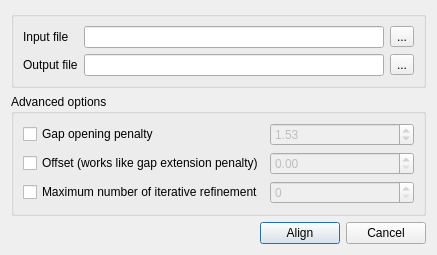
Old version of the form src/plugins/external_tool_support/src/ui/MAFFTSupportRunDialog.ui in the repository violethaze74/ugene.
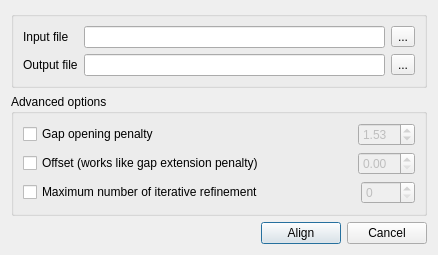
New version of the form.

Patch:
```diff
--- a/src/plugins/external_tool_support/src/ui/MAFFTSupportRunDialog.ui
+++ b/src/plugins/external_tool_support/src/ui/MAFFTSupportRunDialog.ui
@@ -6,24 +6,79 @@
    <rect>
     <x>0</x>
     <y>0</y>
-    <width>437</width>
-    <height>232</height>
+    <width>438</width>
+    <height>238</height>
    </rect>
   </property>
+  <property name="minimumSize">
+   <size>
+    <width>438</width>
+    <height>0</height>
+   </size>
+  </property>
   <property name="windowTitle">
    <string>Align with MAFFT</string>
   </property>
+  <layout class="QVBoxLayout" name="verticalLayout_2">
+   <item>
   <layout class="QVBoxLayout" name="verticalLayout">
    <item>
-    <layout class="QGridLayout" name="gridLayout_4">
+      <widget class="QGroupBox" name="inputGroupBox">
+       <property name="title">
+        <string/>
+       </property>
+       <layout class="QGridLayout" name="gridLayout_2">
+        <item row="0" column="0">
+         <layout class="QGridLayout" name="gridLayout">
+          <item row="0" column="0">
+           <widget class="QLabel" name="label">
+            <property name="text">
+             <string>Input file</string>
+            </property>
+           </widget>
+          </item>
+          <item row="0" column="1">
+           <widget class="QLineEdit" name="inputFileLineEdit"/>
+          </item>
+          <item row="0" column="2">
+           <widget class="QToolButton" name="inputFilePathButton">
+            <property name="text">
+             <string>...</string>
+            </property>
+           </widget>
+          </item>
      <item row="1" column="0">
+           <widget class="QLabel" name="label_2">
+            <property name="text">
+             <string>Output file</string>
+            </property>
+           </widget>
+          </item>
+          <item row="1" column="1">
+           <widget class="QLineEdit" name="outputFileLineEdit"/>
+          </item>
+          <item row="1" column="2">
+           <widget class="QToolButton" name="outputFilePathButton">
+            <property name="text">
+             <string>...</string>
+            </property>
+           </widget>
+          </item>
+         </layout>
+        </item>
+       </layout>
+      </widget>
+     </item>
+     <item>
       <widget class="QGroupBox" name="groupBox">
        <property name="title">
         <string>Advanced options</string>
        </property>
-       <layout class="QVBoxLayout" name="verticalLayout_2">
-        <item>
-         <layout class="QGridLayout" name="gridLayout">
+       <layout class="QGridLayout" name="gridLayout_7">
+        <item row="0" column="0">
+         <layout class="QGridLayout" name="gridLayout_6">
+          <item row="0" column="0">
+           <layout class="QGridLayout" name="gridLayout_3">
           <item row="0" column="0">
            <widget class="QCheckBox" name="gapOpenCheckBox">
             <property name="text">
@@ -32,6 +87,19 @@
            </widget>
           </item>
           <item row="0" column="1">
+             <spacer name="horizontalSpacer_2">
+              <property name="orientation">
+               <enum>Qt::Horizontal</enum>
+              </property>
+              <property name="sizeHint" stdset="0">
+               <size>
+                <width>40</width>
+                <height>20</height>
+               </size>
+              </property>
+             </spacer>
+            </item>
+            <item row="0" column="2">
            <widget class="QDoubleSpinBox" name="gapOpenSpinBox">
             <property name="enabled">
              <bool>false</bool>
@@ -47,14 +115,31 @@
             </property>
            </widget>
           </item>
+           </layout>
+          </item>
           <item row="1" column="0">
+           <layout class="QGridLayout" name="gridLayout_4">
+            <item row="0" column="0">
            <widget class="QCheckBox" name="gapExtCheckBox">
             <property name="text">
              <string>Offset (works like gap extension penalty)</string>
             </property>
            </widget>
           </item>
-          <item row="1" column="1">
+            <item row="0" column="1">
+             <spacer name="horizontalSpacer_3">
+              <property name="orientation">
+               <enum>Qt::Horizontal</enum>
+              </property>
+              <property name="sizeHint" stdset="0">
+               <size>
+                <width>40</width>
+                <height>20</height>
+               </size>
+              </property>
+             </spacer>
+            </item>
+            <item row="0" column="2">
            <widget class="QDoubleSpinBox" name="gapExtSpinBox">
             <property name="enabled">
              <bool>false</bool>
@@ -67,18 +152,47 @@
             </property>
            </widget>
           </item>
+           </layout>
+          </item>
           <item row="2" column="0">
+           <layout class="QGridLayout" name="gridLayout_5">
+            <item row="0" column="0">
            <widget class="QCheckBox" name="maxNumberIterRefinementCheckBox">
             <property name="text">
              <string>Maximum number of iterative refinement</string>
             </property>
            </widget>
           </item>
-          <item row="2" column="1">
+            <item row="0" column="1">
+             <spacer name="horizontalSpacer_4">
+              <property name="orientation">
+               <enum>Qt::Horizontal</enum>
+              </property>
+              <property name="sizeHint" stdset="0">
+               <size>
+                <width>40</width>
+                <height>20</height>
+               </size>
+              </property>
+             </spacer>
+            </item>
+            <item row="0" column="2">
            <widget class="QSpinBox" name="maxNumberIterRefinementSpinBox">
             <property name="enabled">
              <bool>false</bool>
             </property>
+              <property name="sizePolicy">
+               <sizepolicy hsizetype="Minimum" vsizetype="Fixed">
+                <horstretch>0</horstretch>
+                <verstretch>0</verstretch>
+               </sizepolicy>
+              </property>
+              <property name="minimumSize">
+               <size>
+                <width>49</width>
+                <height>0</height>
+               </size>
+              </property>
             <property name="maximum">
              <number>1000</number>
             </property>
@@ -87,11 +201,13 @@
          </layout>
         </item>
        </layout>
+        </item>
+       </layout>
       </widget>
      </item>
-     <item row="2" column="0">
-      <layout class="QHBoxLayout" name="horizontalLayout">
        <item>
+      <layout class="QGridLayout" name="gridLayout_8">
+       <item row="0" column="0">
         <spacer name="horizontalSpacer">
          <property name="orientation">
           <enum>Qt::Horizontal</enum>
@@ -104,14 +220,14 @@
          </property>
         </spacer>
        </item>
-       <item>
+       <item row="0" column="1">
         <widget class="QPushButton" name="alignButton">
          <property name="text">
           <string>Align</string>
          </property>
         </widget>
        </item>
-       <item>
+       <item row="0" column="2">
         <widget class="QPushButton" name="cancelButton">
          <property name="text">
           <string>Cancel</string>
@@ -120,53 +236,6 @@
        </item>
       </layout>
      </item>
-     <item row="0" column="0">
-      <widget class="QGroupBox" name="inputGroupBox">
-       <property name="title">
-        <string/>
-       </property>
-       <layout class="QGridLayout" name="gridLayout_3">
-        <item row="0" column="0">
-         <layout class="QGridLayout" name="gridLayout_2">
-          <item row="0" column="0">
-           <widget class="QLabel" name="label">
-            <property name="text">
-             <string>Input file</string>
-            </property>
-           </widget>
-          </item>
-          <item row="0" column="1">
-           <widget class="QLineEdit" name="inputFileLineEdit"/>
-          </item>
-          <item row="0" column="2">
-           <widget class="QToolButton" name="inputFilePathButton">
-            <property name="text">
-             <string>...</string>
-            </property>
-           </widget>
-          </item>
-          <item row="1" column="0">
-           <widget class="QLabel" name="label_2">
-            <property name="text">
-             <string>Output file</string>
-            </property>
-           </widget>
-          </item>
-          <item row="1" column="1">
-           <widget class="QLineEdit" name="outputFileLineEdit"/>
-          </item>
-          <item row="1" column="2">
-           <widget class="QToolButton" name="outputFilePathButton">
-            <property name="text">
-             <string>...</string>
-            </property>
-           </widget>
-          </item>
-         </layout>
-        </item>
-       </layout>
-      </widget>
-     </item>
     </layout>
    </item>
   </layout>
```
Lines whose indentation alone changed are shown as unchanged.
